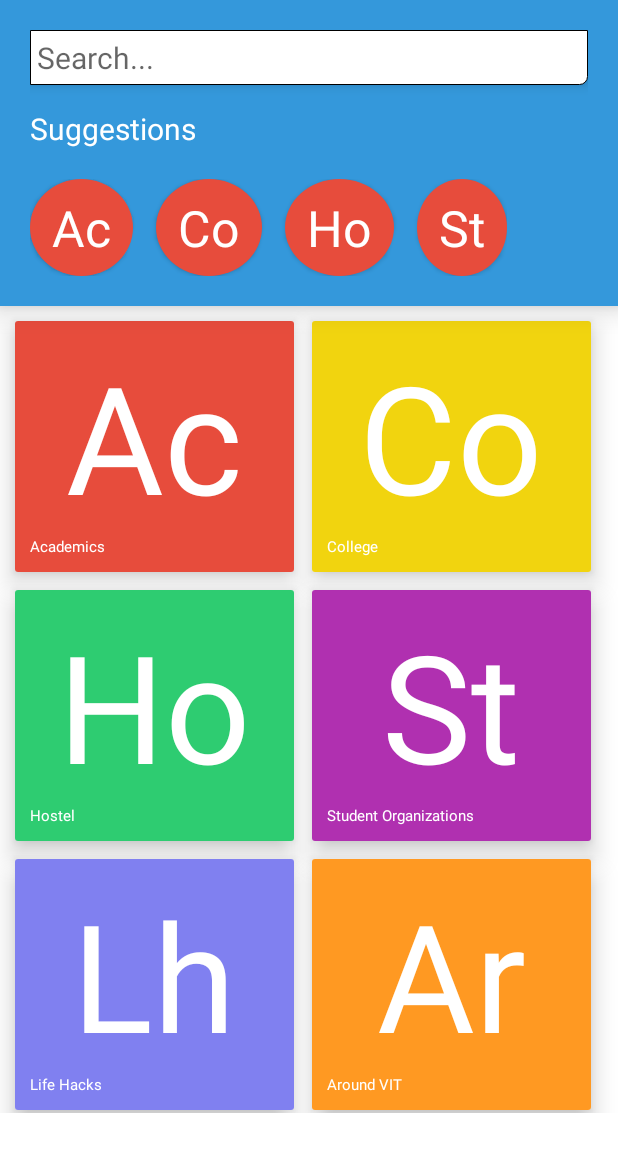
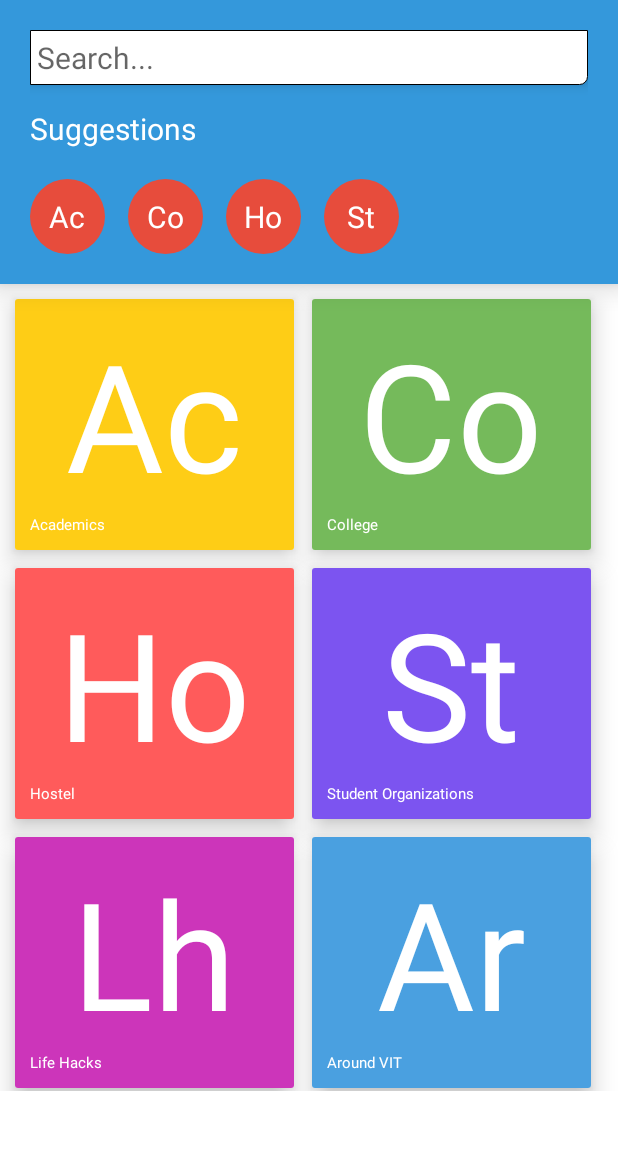
Before and after one commit to gauravagerwala/VIT-StudentHandbook, an Android app: the screen it shows after launch (MainActivity), on a phone screen of 412 x 824 dp. Shown: the top 1152 px of the screen. Run offline under Robolectric (Android 15) with nearby library versions, the phone set to English and light mode, and no system bars.

Commit message:
fixed circle issue and updated colors to match actual color scheme

```diff
--- a/app/src/main/res/drawable/circle.xml
+++ b/app/src/main/res/drawable/circle.xml
@@ -1,7 +1,7 @@
 <?xml version="1.0" encoding="utf-8"?>
 <shape xmlns:android="http://schemas.android.com/apk/res/android"
     android:shape="oval">
-    <corners android:radius="10dip"/>
+
     <solid android:color="#e74c3c"/>
-    <padding android:bottom="10dp" android:top="10dp" android:left="15dp" android:right="15dp"/>
+
 </shape>
--- a/app/src/main/res/layout/activity_main.xml
+++ b/app/src/main/res/layout/activity_main.xml
@@ -36,27 +36,40 @@
              android:layout_width="wrap_content"
              android:layout_height="wrap_content">
          <TextView
-           android:layout_width="wrap_content" android:textSize="33sp" android:textColor="#FFF"
-           android:layout_height="wrap_content"  android:text="Ac" android:background="@drawable/circle"
-           android:onClick="suggestionClick" android:elevation="2dp"
+             android:layout_width="@dimen/suggestion_circle_size"
+             android:layout_height="@dimen/suggestion_circle_size"
+             android:gravity="center"
+             style="@style/suggestionFont"
+             android:text="Ac"
+             android:background="@drawable/circle"
+             android:onClick="suggestionClick"
              />
 
          <TextView
-             android:layout_width="wrap_content" android:textSize="33sp"
-             android:layout_marginLeft="15dp" android:textColor="#FFF"
-             android:layout_height="wrap_content"  android:text="Co" android:background="@drawable/circle"
-             android:onClick="suggestionClick" android:elevation="2dp"
+             android:layout_width="@dimen/suggestion_circle_size"
+             android:layout_height="@dimen/suggestion_circle_size"
+             android:gravity="center"
+             style="@style/suggestionFont"
+             android:layout_marginLeft="@dimen/suggestion_bar_margin"
+             android:text="Co" android:background="@drawable/circle"
+             android:onClick="suggestionClick"
              />
          <TextView
-             android:layout_width="wrap_content" android:textSize="33sp"
-             android:layout_marginLeft="15dp" android:textColor="#FFF"
-             android:layout_height="wrap_content"  android:text="Ho" android:background="@drawable/circle"
-             android:onClick="suggestionClick" android:elevation="2dp"/>
+             android:layout_width="@dimen/suggestion_circle_size"
+             android:layout_height="@dimen/suggestion_circle_size"
+             android:gravity="center"
+             style="@style/suggestionFont"
+             android:layout_marginLeft="@dimen/suggestion_bar_margin" android:textColor="#FFF"
+             android:text="Ho" android:background="@drawable/circle"
+             android:onClick="suggestionClick" />
          <TextView
-             android:layout_width="wrap_content" android:textSize="33sp"
-             android:layout_marginLeft="15dp" android:textColor="#FFF"
-             android:layout_height="wrap_content"  android:text="St" android:background="@drawable/circle"
-             android:onClick="suggestionClick" android:elevation="2dp"/>
+             android:layout_width="@dimen/suggestion_circle_size"
+             android:layout_height="@dimen/suggestion_circle_size"
+             android:gravity="center"
+             style="@style/suggestionFont"
+             android:layout_marginLeft="@dimen/suggestion_bar_margin"
+             android:text="St" android:background="@drawable/circle"
+             android:onClick="suggestionClick"/>
          </LinearLayout>
          </HorizontalScrollView>
      </LinearLayout>
--- a/app/src/main/res/layout/sub_section_item.xml
+++ b/app/src/main/res/layout/sub_section_item.xml
@@ -5,10 +5,11 @@
     android:padding="10dp"
     android:layout_height="match_parent">
     <TextView
-        android:layout_width="wrap_content"
+        android:layout_width="@dimen/suggestion_circle_size"
         android:textSize="30dp" android:textColor="#FFF"
+        android:gravity="center"
         android:layout_gravity="center"
-        android:layout_height="wrap_content" android:background="@drawable/circle"
+        android:layout_height="@dimen/suggestion_circle_size" android:background="@drawable/circle"
         android:id="@+id/tvCircle"
  />
     <Space
--- a/app/src/main/res/values-v21/styles.xml
+++ b/app/src/main/res/values-v21/styles.xml
@@ -6,17 +6,22 @@
         <item name = "android:colorPrimaryDark">#2980b9</item>
         <item name = "android:textColorPrimary">#FFFF</item>
     </style>
-   <color name="academics">#e74c3c</color>
+   <color name="academics">#fecd16</color>
     <color name="mainHeader">#3498db</color>
-    <color name="hostel">#2ecc71</color>
-    <color name="college">#f1d40f</color>
-    <color name="stud">#b030b0</color>
-    <color name="lifehack">#8080f0</color>
-    <color name="around">#FF9922</color>
+    <color name="hostel">#ff5b5b</color>
+    <color name="college">#75ba5b</color>
+    <color name="stud">#7c54f0</color>
+    <color name="lifehack">#cc35ba</color>
+    <color name="around">#4aa0e0</color>
 
     <array name="colors">
         <item>#1abc9c</item>
         <item>#2ecc71</item>
         <item>#3498db</item>
     </array>
+
+    <style name="suggestionFont" parent="Base.TextAppearance.AppCompat.Small">
+        <item name="android:textSize">20dp</item>
+        <item name="android:textColor">#FFF</item>
+    </style>
 </resources>
--- a/app/src/main/res/values/dimens.xml
+++ b/app/src/main/res/values/dimens.xml
@@ -2,4 +2,6 @@
     <!-- Default screen margins, per the Android Design guidelines. -->
     <dimen name="activity_horizontal_margin">16dp</dimen>
     <dimen name="activity_vertical_margin">16dp</dimen>
+    <dimen name="suggestion_circle_size">50dp</dimen>
+    <dimen name="suggestion_bar_margin">15dp</dimen>
 </resources>
```
Also changed, not shown: 1 other file.
